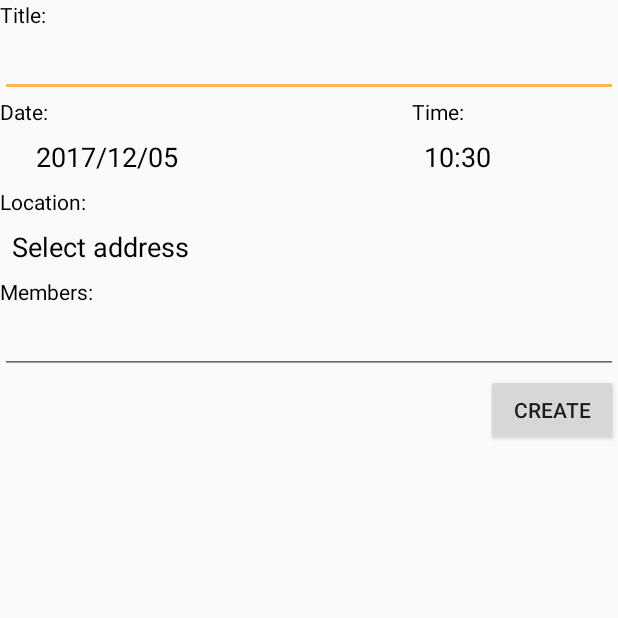
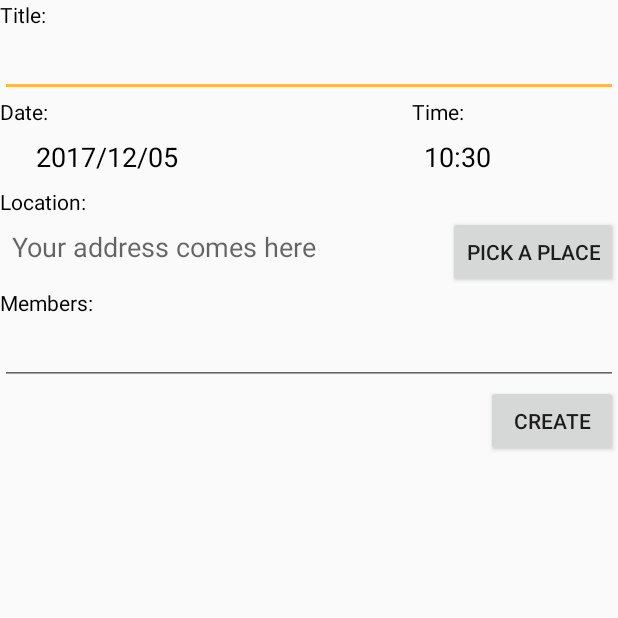
Before and after one commit to anonymvs/NotLate, an Android app: the screen it shows after launch once a user with an empty profile is signed in (CreateEventActivity), after a tap on an icon or button, on a phone screen of 412 x 824 dp, the top half of it. Run offline under Robolectric (Android 15) with nearby library versions, the phone set to English and light mode, and no system bars; our stand-ins replace Firebase (no records; nobody signed in at launch, a user with empty details on screens opened directly).

Commit message:
location implemented, and save to calendar funtcion as well

```diff
--- a/NotLateApp/app/src/main/java/hu/bme/aut/notlateapp/CreateEventActivity.java
+++ b/NotLateApp/app/src/main/java/hu/bme/aut/notlateapp/CreateEventActivity.java
@@ -46,12 +46,15 @@ public class CreateEventActivity extends AppCompatActivity {
     private Calendar calendar;
     private EditText title;
     private TextView location;
+    private String locationID;
     private EditText members;
     private TextView setEventDateTV;
     private TextView tvTime;
 
     private boolean inEditMode = false;
     private Event eventToEdit = null;
+
+    private boolean hasLocation = false;
 
     @Override
     protected void onCreate(Bundle savedInstanceState) {
@@ -95,6 +98,7 @@ public class CreateEventActivity extends AppCompatActivity {
                             title.getText().toString(),
                             calendar,
                             location.getText().toString(),
+                            locationID,
                             member_list
                             ));
                 }
@@ -129,8 +133,8 @@ public class CreateEventActivity extends AppCompatActivity {
         title = (EditText) findViewById(R.id.etTitle);
 
         location = (TextView) findViewById(R.id.tvLocation);
-        location.setText("Select address");
-        location.setOnClickListener(new View.OnClickListener() {
+        Button btnPickPlace = (Button) findViewById(R.id.btnPickPlace);
+        btnPickPlace.setOnClickListener(new View.OnClickListener() {
             @Override
             public void onClick(View view) {
                 PlacePicker.IntentBuilder builder = new PlacePicker.IntentBuilder();
@@ -143,6 +147,7 @@ public class CreateEventActivity extends AppCompatActivity {
                 }
             }
         });
+
         members = (EditText) findViewById(R.id.etMembers);
 
         calendar = Calendar.getInstance();
@@ -165,6 +170,7 @@ public class CreateEventActivity extends AppCompatActivity {
         updateLabel();
 
         location.setText(eventToEdit.getLocation());
+        locationID = eventToEdit.getLocationID();
 
         if(eventToEdit.hasMembers()) {
             members.setText(eventToEdit.askAllMembersWithoutComma());
@@ -222,10 +228,18 @@ public class CreateEventActivity extends AppCompatActivity {
     }
 
     protected void onActivityResult(int requestCode, int resultCode, Intent data) {
-        Place place = PlacePicker.getPlace(CreateEventActivity.this, data);
-        String toastMsg = String.format("Place: %s", place.getName());
-        Toast.makeText(this, toastMsg, Toast.LENGTH_LONG).show();
-        location.setText(place.getAddress());
+        if(requestCode == PLACE_PICKER_REQUEST) {
+            if(resultCode == RESULT_OK) {
+                Place place = PlacePicker.getPlace(CreateEventActivity.this, data);
+                String toastMsg = String.format("Place: %s", place.getName());
+                Toast.makeText(this, toastMsg, Toast.LENGTH_LONG).show();
+                location.setText(place.getAddress());
+                locationID = place.getId();
+                hasLocation = true;
+            }
+        } else {
+            hasLocation = false;
+        }
     }
 
 }
--- a/NotLateApp/app/src/main/java/hu/bme/aut/notlateapp/adapter/FirebaseDbAdapter.java
+++ b/NotLateApp/app/src/main/java/hu/bme/aut/notlateapp/adapter/FirebaseDbAdapter.java
@@ -36,7 +36,7 @@ public class FirebaseDbAdapter {
     private FirebaseDbAdapter() {
         mAuth = FirebaseAuth.getInstance();
         database = FirebaseDatabase.getInstance().getReference();
-        eventCloudEndPoint = database.child("events");
+        eventCloudEndPoint = database.child("eventspp");
 
         events = new ArrayList<>();
 
--- a/NotLateApp/app/src/main/res/layout/activity_event_create.xml
+++ b/NotLateApp/app/src/main/res/layout/activity_event_create.xml
@@ -63,13 +63,24 @@
         android:text="@string/created_event_location"
         android:layout_width="match_parent"
         android:layout_height="wrap_content" />
+    <RelativeLayout
+        android:layout_width="match_parent"
+        android:layout_height="wrap_content">
     <TextView
+        android:hint="Your address comes here"
         android:id="@+id/tvLocation"
-        android:layout_width="match_parent"
+        android:layout_width="wrap_content"
         android:layout_height="wrap_content"
         android:textSize="18sp"
         android:padding="8dp"
         android:textColor="#000000"/>
+        <Button
+            android:text="Pick a place"
+            android:id="@+id/btnPickPlace"
+            android:layout_width="wrap_content"
+            android:layout_height="wrap_content"
+            android:layout_alignParentRight="true"/>
+    </RelativeLayout>
 
     <TextView
         android:text="@string/created_event_members"
--- a/NotLateApp/app/src/main/res/menu/menu_event.xml
+++ b/NotLateApp/app/src/main/res/menu/menu_event.xml
@@ -9,4 +9,8 @@
         android:id="@+id/edit"
         android:title="Edit"
         app:showAsAction="always" />
+    <item
+        android:id="@+id/calendar"
+        android:title="Save to Calendar"
+        app:showAsAction="always" />
 </menu>
```
Also changed, not shown: NotLateApp/app/src/main/java/hu/bme/aut/notlateapp/adapter/EventAdapter.java (+13 -0 lines), NotLateApp/app/src/main/java/hu/bme/aut/notlateapp/fragments/EventDetailsFragment.java (+8 -1 lines), NotLateApp/app/src/main/java/hu/bme/aut/notlateapp/fragments/MyMapFragment.java (+43 -2 lines), NotLateApp/app/src/main/java/hu/bme/aut/notlateapp/model/Event.java (+15 -4 lines).
